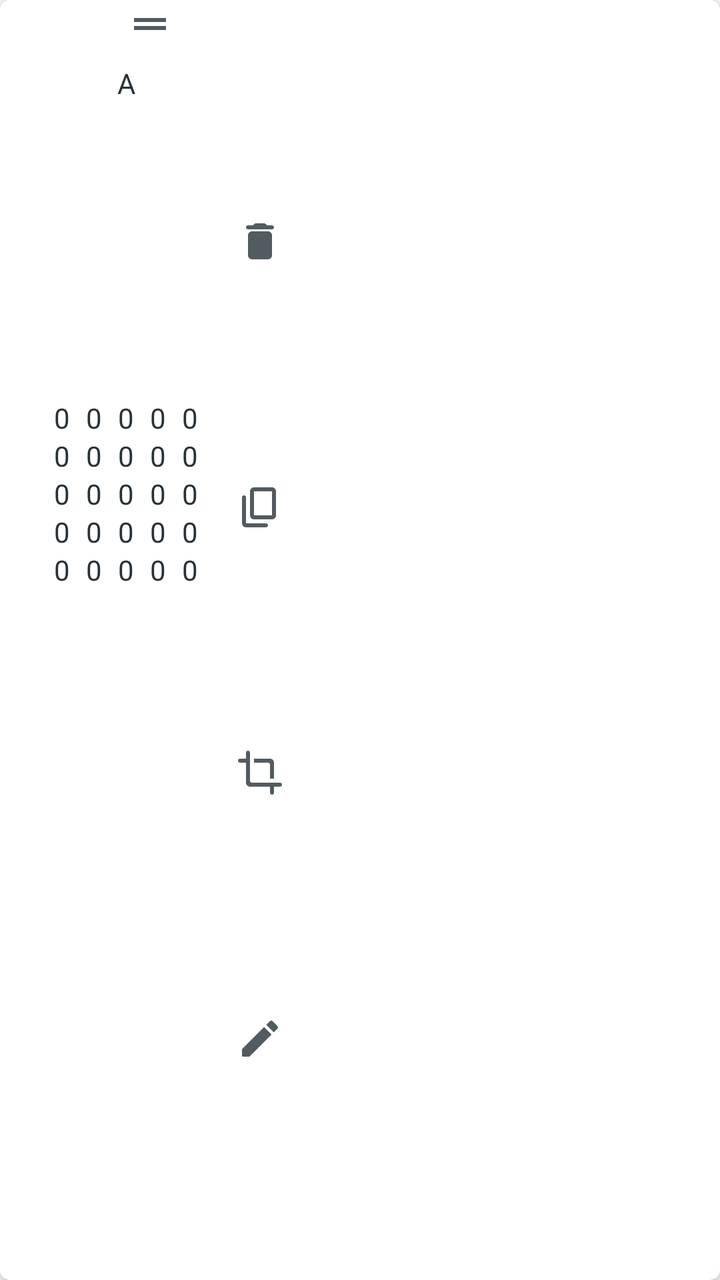
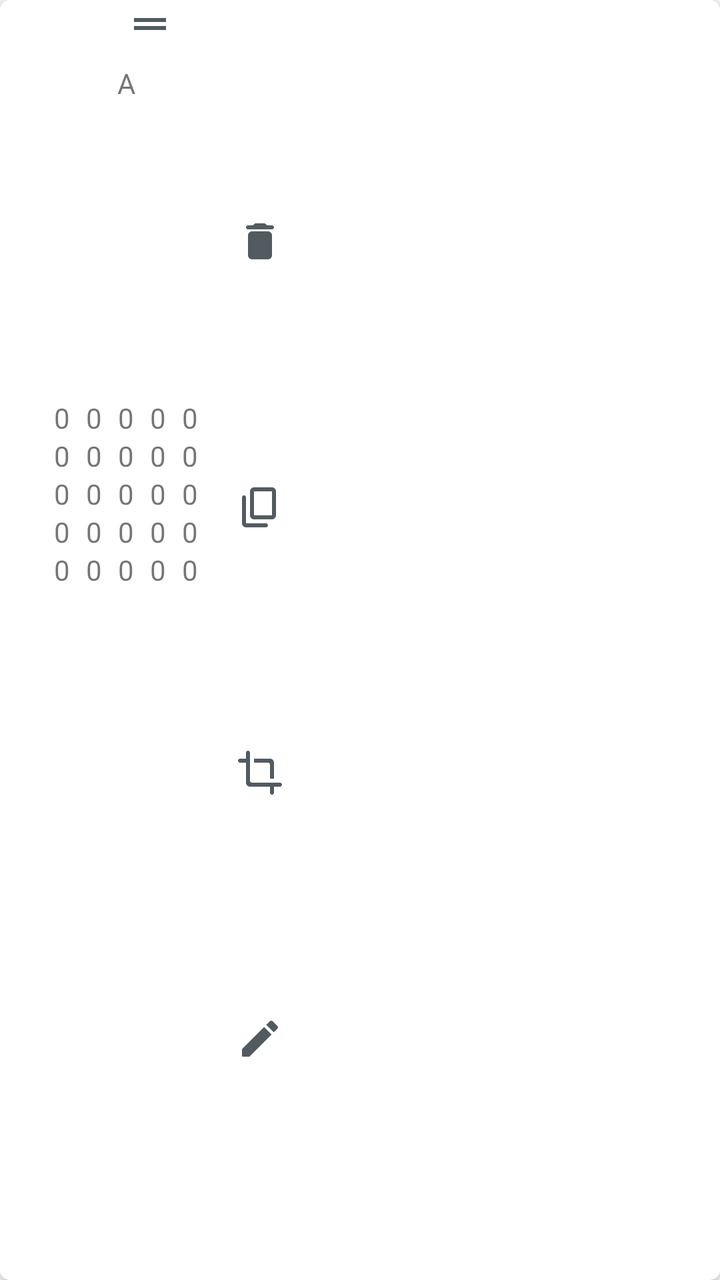

Screens rendered from an Android XML layout before and after an edit, with the pre-edit source and the edit as a unified diff.
<!-- AndroidManifest.xml: application theme Theme.Matscape -->
<!-- res/layout/item_matrix_card.xml -->
<?xml version="1.0" encoding="utf-8"?>
<androidx.cardview.widget.CardView xmlns:android="http://schemas.android.com/apk/res/android"
    xmlns:app="http://schemas.android.com/apk/res-auto"
    xmlns:tools="http://schemas.android.com/tools"
    android:id="@+id/matrixCard"
    android:layout_width="wrap_content"
    android:layout_height="200dp"
    android:layout_margin="16dp"
    android:clickable="true"
    android:focusable="true"
    android:foreground="?attr/selectableItemBackgroundBorderless"
    app:cardCornerRadius="5dp"
    app:cardElevation="5dp">

    

    <androidx.constraintlayout.widget.ConstraintLayout
        android:layout_width="wrap_content"
        android:layout_height="match_parent"
        android:background="@color/mat_card_bg_color"
        android:minWidth="150dp">

        <ImageView
            android:id="@+id/MatrixCardDragButton"
            android:layout_width="wrap_content"
            android:layout_height="wrap_content"
            android:contentDescription="@null"
            android:src="@drawable/ic_mat_card_drag"
            app:layout_constraintEnd_toEndOf="parent"
            app:layout_constraintStart_toStartOf="parent"
            app:layout_constraintTop_toTopOf="parent"
            app:tint="@color/icon_color"/>

        <TextView
            android:id="@+id/MatrixName"
            android:layout_width="wrap_content"
            android:layout_height="wrap_content"
            android:layout_marginTop="8dp"
            android:text="@string/placeholder_matrix_name"
            app:layout_constraintEnd_toStartOf="@+id/guideline2"
            app:layout_constraintStart_toStartOf="@+id/guideline1"
            app:layout_constraintTop_toBottomOf="@+id/MatrixCardDragButton" />

        <androidx.constraintlayout.widget.Guideline
            android:id="@+id/guideline1"
            android:layout_width="wrap_content"
            android:layout_height="wrap_content"
            android:orientation="vertical"
            app:layout_constraintGuide_begin="12dp" />

        <LinearLayout
            android:layout_width="wrap_content"
            android:layout_height="wrap_content"
            android:orientation="horizontal"
            app:layout_constraintBottom_toBottomOf="parent"
            app:layout_constraintEnd_toStartOf="@+id/guideline2"
            app:layout_constraintStart_toStartOf="@+id/guideline1"
            app:layout_constraintTop_toBottomOf="@+id/MatrixName"
            app:layout_constraintVertical_bias="0.3">

            <LinearLayout
                android:id="@+id/linearLayout1"
                style="@style/MatrixCardsLinearLayouts">

                <TextView
                    android:id="@+id/MatrixCardTextView11"
                    style="@style/MatrixCardsMatrixText" />

                <TextView
                    android:id="@+id/MatrixCardTextView21"
                    style="@style/MatrixCardsMatrixText" />

                <TextView
                    android:id="@+id/MatrixCardTextView31"
                    style="@style/MatrixCardsMatrixText" />

                <TextView
                    android:id="@+id/MatrixCardTextView41"
                    style="@style/MatrixCardsMatrixText" />

                <TextView
                    android:id="@+id/MatrixCardTextView51"
                    style="@style/MatrixCardsMatrixText" />

            </LinearLayout>

            <LinearLayout
                android:id="@+id/linearLayout2"
                style="@style/MatrixCardsLinearLayouts">

                <TextView
                    android:id="@+id/MatrixCardTextView12"
                    style="@style/MatrixCardsMatrixText" />

                <TextView
                    android:id="@+id/MatrixCardTextView22"
                    style="@style/MatrixCardsMatrixText" />

                <TextView
                    android:id="@+id/MatrixCardTextView32"
                    style="@style/MatrixCardsMatrixText" />

                <TextView
                    android:id="@+id/MatrixCardTextView42"
                    style="@style/MatrixCardsMatrixText" />

                <TextView
                    android:id="@+id/MatrixCardTextView52"
                    style="@style/MatrixCardsMatrixText" />

            </LinearLayout>

            <LinearLayout
                android:id="@+id/linearLayout3"
                style="@style/MatrixCardsLinearLayouts">

                <TextView
                    android:id="@+id/MatrixCardTextView13"
                    style="@style/MatrixCardsMatrixText" />

                <TextView
                    android:id="@+id/MatrixCardTextView23"
                    style="@style/MatrixCardsMatrixText" />

                <TextView
                    android:id="@+id/MatrixCardTextView33"
                    style="@style/MatrixCardsMatrixText" />

                <TextView
                    android:id="@+id/MatrixCardTextView43"
                    style="@style/MatrixCardsMatrixText" />

                <TextView
                    android:id="@+id/MatrixCardTextView53"
                    style="@style/MatrixCardsMatrixText" />

            </LinearLayout>

            <LinearLayout
                android:id="@+id/linearLayout4"
                style="@style/MatrixCardsLinearLayouts">

                <TextView
                    android:id="@+id/MatrixCardTextView14"
                    style="@style/MatrixCardsMatrixText" />

                <TextView
                    android:id="@+id/MatrixCardTextView24"
                    style="@style/MatrixCardsMatrixText" />

                <TextView
                    android:id="@+id/MatrixCardTextView34"
                    style="@style/MatrixCardsMatrixText" />

                <TextView
                    android:id="@+id/MatrixCardTextView44"
                    style="@style/MatrixCardsMatrixText" />

                <TextView
                    android:id="@+id/MatrixCardTextView54"
                    style="@style/MatrixCardsMatrixText" />

            </LinearLayout>

            <LinearLayout
                android:id="@+id/linearLayout5"
                style="@style/MatrixCardsLinearLayouts">

                <TextView
                    android:id="@+id/MatrixCardTextView15"
                    style="@style/MatrixCardsMatrixText" />

                <TextView
                    android:id="@+id/MatrixCardTextView25"
                    style="@style/MatrixCardsMatrixText" />

                <TextView
                    android:id="@+id/MatrixCardTextView35"
                    style="@style/MatrixCardsMatrixText" />

                <TextView
                    android:id="@+id/MatrixCardTextView45"
                    style="@style/MatrixCardsMatrixText" />

                <TextView
                    android:id="@+id/MatrixCardTextView55"
                    style="@style/MatrixCardsMatrixText" />

            </LinearLayout>
        </LinearLayout>


        <androidx.constraintlayout.widget.Guideline
            android:id="@+id/guideline2"
            android:layout_width="wrap_content"
            android:layout_height="wrap_content"
            android:orientation="vertical"
            app:layout_constraintGuide_end="36dp" />


        <ImageView
            android:id="@+id/DeleteMatrixButton"
            style="@style/MatrixCardsIcons"
            android:contentDescription="@string/desc_delete_matrix"
            android:src="@drawable/ic_mat_card_delete"
            app:layout_constraintBottom_toTopOf="@+id/CopyMatrixButton"
            app:layout_constraintEnd_toEndOf="parent"
            app:layout_constraintTop_toTopOf="parent"
            tools:ignore="TouchTargetSizeCheck"
            app:tint="@color/icon_color" />

        <ImageView
            android:id="@+id/CopyMatrixButton"
            style="@style/MatrixCardsIcons"
            android:contentDescription="@string/desc_copy_matrix"
            android:src="@drawable/ic_mat_card_copy"
            app:layout_constraintBottom_toTopOf="@+id/SubMatrixButton"
            app:layout_constraintEnd_toEndOf="parent"
            app:layout_constraintTop_toBottomOf="@+id/DeleteMatrixButton"
            tools:ignore="TouchTargetSizeCheck"
            app:tint="@color/icon_color"/>

        <ImageView
            android:id="@+id/SubMatrixButton"
            style="@style/MatrixCardsIcons"
            android:contentDescription="@string/desc_sub_matrix"
            android:src="@drawable/ic_mat_card_sub_matrix"
            app:layout_constraintBottom_toTopOf="@+id/EditMatrixButton"
            app:layout_constraintEnd_toEndOf="parent"
            app:layout_constraintTop_toBottomOf="@+id/CopyMatrixButton"
            tools:ignore="TouchTargetSizeCheck"
            app:tint="@color/icon_color"/>

        <ImageView
            android:id="@+id/EditMatrixButton"
            style="@style/MatrixCardsIcons"
            android:contentDescription="@string/desc_edit_matrix"
            android:src="@drawable/ic_mat_card_edit"
            app:layout_constraintBottom_toBottomOf="parent"
            app:layout_constraintEnd_toEndOf="parent"
            app:layout_constraintTop_toBottomOf="@+id/SubMatrixButton"
            tools:ignore="TouchTargetSizeCheck"
            app:tint="@color/icon_color"/>

    </androidx.constraintlayout.widget.ConstraintLayout>

</androidx.cardview.widget.CardView>
<!-- resources referenced by this layout -->
<resources>
  <color name="icon_color">#263238</color>
  <color name="mat_card_bg_color">#FFFFFF</color>
  <!-- drawable ic_mat_card_copy (drawable) -->
  <vector android:alpha="0.8" android:height="24dp"
      android:tint="?attr/colorControlNormal" android:viewportHeight="24"
      android:viewportWidth="24" android:width="24dp" xmlns:android="http://schemas.android.com/apk/res/android">
      <path android:fillColor="@android:color/white" android:pathData="M15,20H5V7c0,-0.55 -0.45,-1 -1,-1h0C3.45,6 3,6.45 3,7v13c0,1.1 0.9,2 2,2h10c0.55,0 1,-0.45 1,-1v0C16,20.45 15.55,20 15,20zM20,16V4c0,-1.1 -0.9,-2 -2,-2H9C7.9,2 7,2.9 7,4v12c0,1.1 0.9,2 2,2h9C19.1,18 20,17.1 20,16zM18,16H9V4h9V16z"/>
  </vector>
  <!-- drawable ic_mat_card_drag (drawable) -->
  <vector android:alpha="0.8" android:height="24dp"
      android:tint="?attr/colorControlNormal" android:viewportHeight="24"
      android:viewportWidth="24" android:width="24dp" xmlns:android="http://schemas.android.com/apk/res/android">
      <path android:fillColor="@android:color/white" android:pathData="M20,9H4v2h16V9zM4,15h16v-2H4V15z"/>
  </vector>
  <string name="desc_copy_matrix">Copy matrix</string>
  <string name="desc_delete_matrix">Delete matrix</string>
  <string name="desc_edit_matrix">Edit matrix</string>
  <string name="desc_sub_matrix">Create Sub matrix</string>
  <string name="placeholder_matrix_name" translatable="false">A</string>
  <style name="MatrixCardsIcons">
          <item name="android:layout_width">wrap_content</item>
          <item name="android:layout_height">wrap_content</item>
          <item name="android:layout_marginEnd">8dp</item>
          <item name="android:background">?attr/selectableItemBackgroundBorderless</item>
          <item name="android:clickable">true</item>
          <item name="android:focusable">true</item>
      </style>
  
      //for matrix card LinearLayouts
  <style name="MatrixCardsLinearLayouts">
          <item name="android:layout_width">wrap_content</item>
          <item name="android:layout_height">wrap_content</item>
          <item name="android:orientation">vertical</item>
          <item name="android:gravity">center</item>
      </style>
  
      //for matrix card text
  <style name="MatrixCardsMatrixText">
          <item name="android:layout_width">wrap_content</item>
          <item name="android:layout_height">wrap_content</item>
          <item name="android:text">@string/placeholder_matrix_text</item>
          <item name="android:layout_marginStart">4dp</item>
          <item name="android:layout_marginEnd">4dp</item>
          <item name="android:textSize">14sp</item>
      </style>
  
      //for ChangeMatrix Matrix Fields linear layouts
  <style name="Theme.Matscape" parent="Theme.MaterialComponents.DayNight.NoActionBar">
          
          <item name="colorPrimary">@color/blue_black</item>
          <item name="colorPrimaryVariant">@color/light_blue_black</item>
          <item name="colorOnPrimary">@color/white</item>
          
          <item name="colorSecondary">@color/blue_black</item>
          <item name="colorSecondaryVariant">@color/light_blue_black</item>
          <item name="colorOnSecondary">@color/black</item>
          
          <item name="android:statusBarColor" tools:targetApi="l">?attr/colorPrimary</item>
          
          <item name="android:textColor">@color/blue_black</item>
      </style>
  <string name="placeholder_matrix_text" translatable="false">0</string>
  <color name="blue_black">#263238</color>
  <color name="light_blue_black">#627077</color>
  <color name="white">#FFFFFFFF</color>
  <color name="black">#FF000000</color>
  <!-- unchanged entries left out for length: 3 -->
</resources>

<!-- the commit's change to res/layout/item_matrix_card.xml (unified diff, before → after) -->
@@ -17,7 +17,7 @@
     <androidx.constraintlayout.widget.ConstraintLayout
         android:layout_width="wrap_content"
         android:layout_height="match_parent"
-        android:background="@color/mat_card_bg_color"
+        android:background="@color/matrix_card_bg_color"
         android:minWidth="150dp">
 
         <ImageView
<!-- resource entries referenced after the edit -->
@@ -1,7 +1,7 @@
 <!-- resources referenced by this layout -->
 <resources>
   <color name="icon_color">#263238</color>
-  <color name="mat_card_bg_color">#FFFFFF</color>
+  <color name="matrix_card_bg_color">#FFFFFF</color>
   <!-- drawable ic_mat_card_copy (drawable) -->
   <vector android:alpha="0.8" android:height="24dp"
       android:tint="?attr/colorControlNormal" android:viewportHeight="24"
@@ -59,7 +59,6 @@
           
           <item name="android:statusBarColor" tools:targetApi="l">?attr/colorPrimary</item>
           
-          <item name="android:textColor">@color/blue_black</item>
       </style>
   <string name="placeholder_matrix_text" translatable="false">0</string>
   <color name="blue_black">#263238</color>
